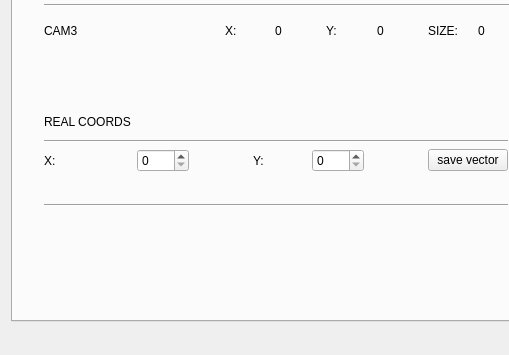
Old version of the form App/calib_tools/calib_tool/calibtool.ui in the repository ferot/dms; both pictures show x 0 to 509 and y 254 to 609 of the 628 by 609 pixel window.
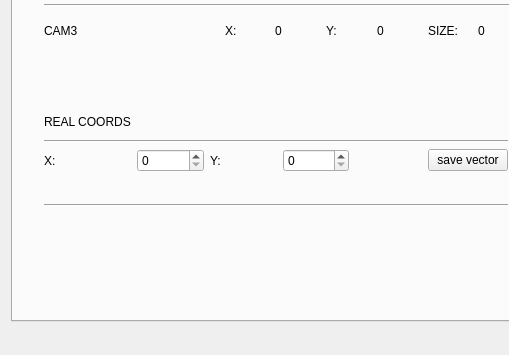
New version of the form.

Commit message: Small refactor to allow client id change (fix for disconnecting when 2 apps were opened with same client_id). + removal of gui trash

```diff
--- a/App/calib_tools/calib_tool/calibtool.ui
+++ b/App/calib_tools/calib_tool/calibtool.ui
@@ -224,10 +224,10 @@
          </rect>
         </property>
         <layout class="QGridLayout" name="gridLayout_3">
-         <item row="6" column="4">
+         <item row="6" column="3">
           <widget class="QSpinBox" name="spinBox_2"/>
          </item>
-         <item row="6" column="7">
+         <item row="6" column="6">
           <spacer name="horizontalSpacer">
            <property name="orientation">
             <enum>Qt::Horizontal</enum>
@@ -243,7 +243,7 @@
            </property>
           </spacer>
          </item>
-         <item row="6" column="3">
+         <item row="6" column="2">
           <widget class="QLabel" name="label_y_r">
            <property name="text">
             <string>Y:</string>
@@ -253,7 +253,7 @@
          <item row="6" column="1">
           <widget class="QSpinBox" name="spinBox"/>
          </item>
-         <item row="2" column="0" colspan="7">
+         <item row="2" column="0" colspan="6">
           <widget class="Line" name="line_8">
            <property name="orientation">
             <enum>Qt::Horizontal</enum>
@@ -267,7 +267,7 @@
            </property>
           </widget>
          </item>
-         <item row="6" column="5">
+         <item row="6" column="4">
           <spacer name="horizontalSpacer_2">
            <property name="orientation">
             <enum>Qt::Horizontal</enum>
@@ -290,14 +290,14 @@
            </property>
           </widget>
          </item>
-         <item row="6" column="6">
+         <item row="6" column="5">
           <widget class="QPushButton" name="pushButton">
            <property name="text">
             <string>save vector</string>
            </property>
           </widget>
          </item>
-         <item row="8" column="0" rowspan="2" colspan="7">
+         <item row="7" column="0" rowspan="2" colspan="6">
           <widget class="Line" name="line_9">
            <property name="orientation">
             <enum>Qt::Horizontal</enum>
```
The commit also changes 4 other files.
